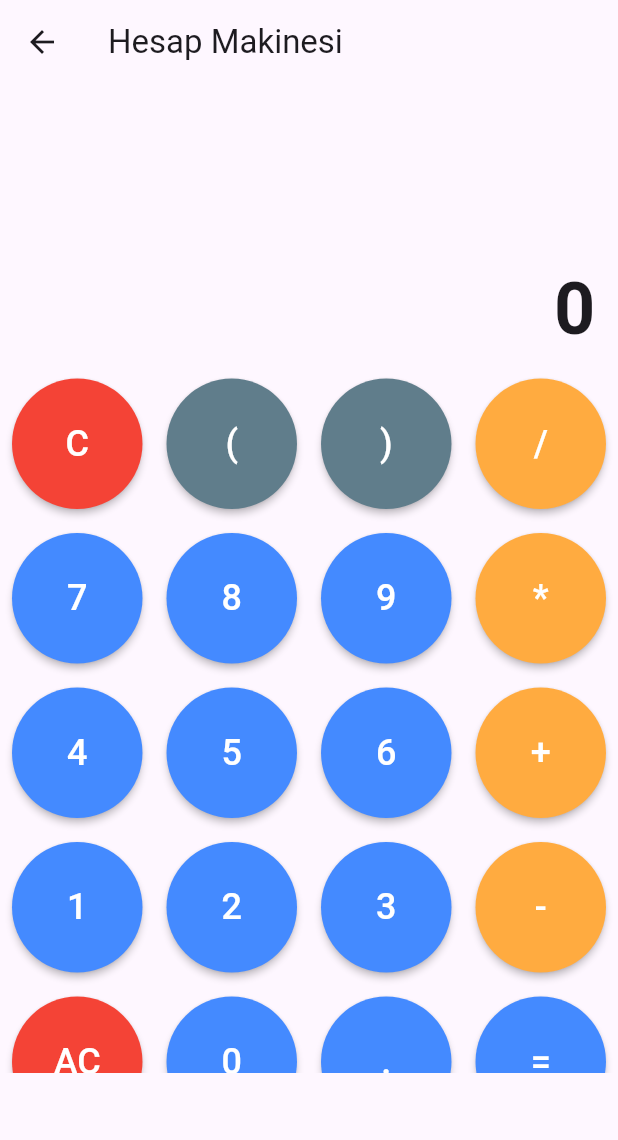
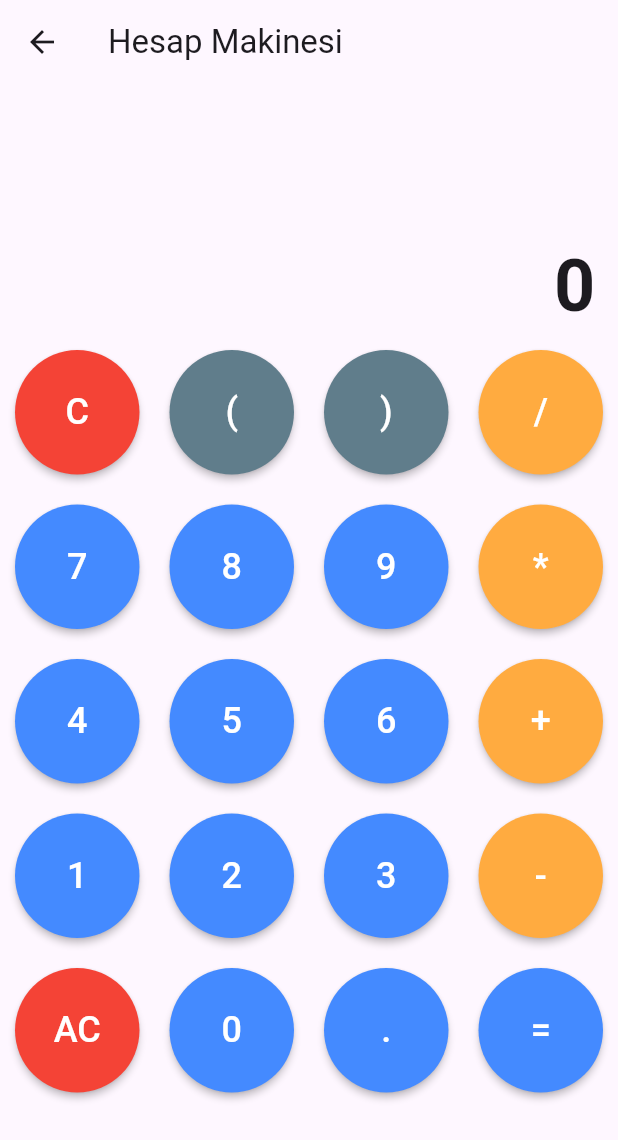
Before and after one commit to samikzlbga005/schoolnotes, a Flutter app: the Calculator screen opened directly, on a phone screen of 412 x 824 dp. Shown: the top 1140 px of the screen. Run offline on Flutter 3.47's test engine with Material 3 defaults, Android fonts, the phone set to English and light mode, and no system bars; our stand-ins replace animated_splash_screen, cloud_firestore, firebase_auth, firebase_core, firebase_storage, fluttertoast and 2 more; missing offline and left inert: flutter_pdfview; accounts and stored records are empty.

Commit message:
apk file is created.

```diff
--- a/lib/pages/calculator_pages/calculator_page.dart
+++ b/lib/pages/calculator_pages/calculator_page.dart
@@ -42,10 +42,11 @@ class _CalculatorState extends State<Calculator> {
         shadowColor: Colors.grey,
       ),
       body: Container(
-        height: MediaQuery.of(context).size.height * 0.8,
         child: Column(
           children: [
-            Flexible(flex: 2, child: resultWidget()),
+            Container(
+              child: resultWidget(),
+            ),
             Expanded(flex: 5, child: _buttons()),
           ],
         ),
@@ -92,7 +93,7 @@ class _CalculatorState extends State<Calculator> {
 
   _myButton(String text) {
     return Container(
-      margin: const EdgeInsets.all(8),
+      margin: const EdgeInsets.all(10),
       child: MaterialButton(
         onPressed: () {
           setState(() {
--- a/lib/pages/lessons.dart
+++ b/lib/pages/lessons.dart
@@ -49,13 +49,13 @@ class Lessons extends StatelessWidget {
         child: Center(
           child: SizedBox(
             width: MediaQuery.of(context).size.width * 0.9,
-            height: MediaQuery.of(context).size.height * 0.82,
+            height: MediaQuery.of(context).size.height * 0.9,
             child: ListView.builder(
               itemCount: listLessonProvider.lessons.length,
               itemBuilder: (context, index) {
                 final gradeLesson = lesson[index];
                 return Padding(
-                  padding: const EdgeInsets.only(top: 5, bottom: 5),
+                  padding: const EdgeInsets.only(bottom: 5),
                   child: GestureDetector(
                     child: Container(
                       height: MediaQuery.of(context).size.height * 0.08,
--- a/pubspec.yaml
+++ b/pubspec.yaml
@@ -19,7 +19,7 @@ publish_to: 'none' # Remove this line if you wish to publish to pub.dev
 version: 1.0.0+1
 
 environment:
-  sdk: '>=3.3.4 <4.0.0'
+  sdk: '>=3.3.3 <4.0.0'
 
 # Dependencies specify other packages that your package needs in order to work.
 # To automatically upgrade your package dependencies to the latest versions
```
Also changed, not shown: pubspec.lock, 1 other file.
